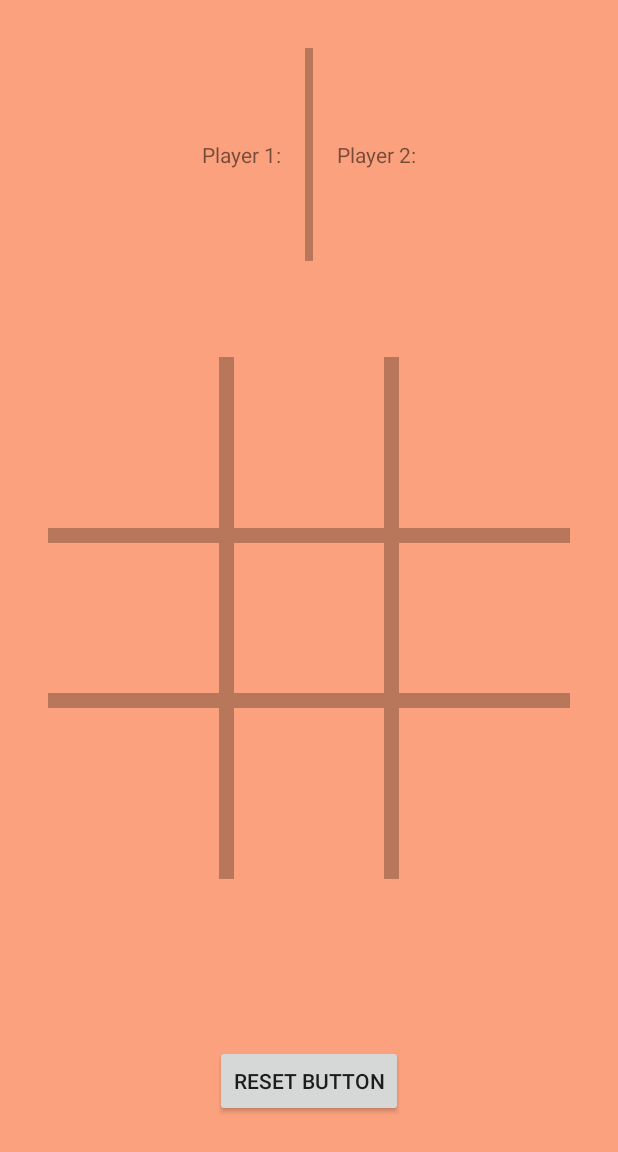
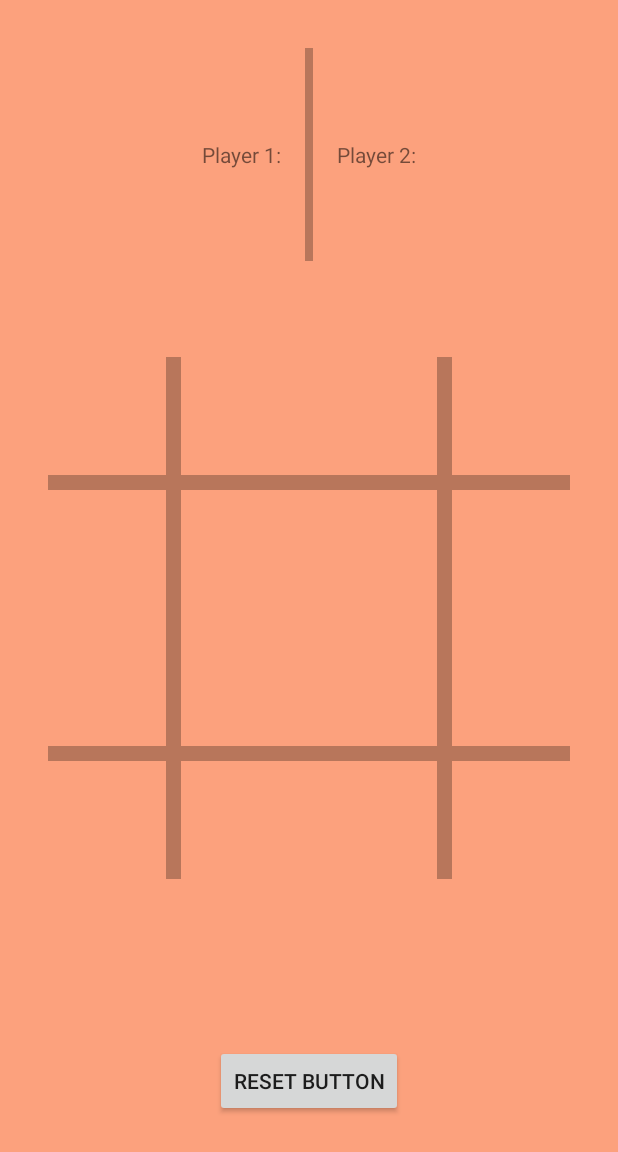
Before and after one commit to evanfaler/TicTacToe, an Android app: the screen it shows after launch (TicTacToe_Activity), on a phone screen of 412 x 824 dp. Shown: the top 1152 px of the screen. Run offline under Robolectric (Android 15) with nearby library versions, the phone set to English and light mode, and no system bars.

Commit message:
Working on making dynamic board spaces

```diff
--- a/app/src/main/java/com/dualranger/tictactoe/DrawView.java
+++ b/app/src/main/java/com/dualranger/tictactoe/DrawView.java
@@ -29,7 +29,7 @@ public class DrawView extends View {
     }
 
    public DrawView(Context context) {
-        super(context);
+       super(context);
        float valueWidthDips = 10.0f;
        int strokeWidthPix = (int)(valueWidthDips * SCALE + 0.5f);
        paint.setStrokeWidth(strokeWidthPix);
@@ -76,4 +76,16 @@ public class DrawView extends View {
 
     }
 
+    @Override
+    protected void onMeasure(int widthMeasureSpec, int heightMeasureSpec) {
+        int parentWidth = MeasureSpec.getSize(widthMeasureSpec);
+        int viewDimension = (int) Math.round(parentWidth * .3);
+        int viewWidthPix = (int)(viewDimension * SCALE);
+
+        this.getLayoutParams().width = viewWidthPix;
+        this.getLayoutParams().height = viewWidthPix;
+        super.onMeasure(widthMeasureSpec, widthMeasureSpec);
+
+    }
+
 }
--- a/app/src/main/res/layout/board.xml
+++ b/app/src/main/res/layout/board.xml
@@ -7,8 +7,8 @@
 
     <com.dualranger.tictactoe.DrawView
         android:id="@+id/space_5"
-        android:layout_width="100dp"
-        android:layout_height="100dp"
+        android:layout_width="wrap_content"
+        android:layout_height="wrap_content"
         android:layout_centerInParent="true"/>
 
     <View
@@ -49,57 +49,57 @@
 
     <com.dualranger.tictactoe.DrawView
         android:id="@+id/space_4"
-        android:layout_width="100dp"
-        android:layout_height="100dp"
+        android:layout_width="wrap_content"
+        android:layout_height="wrap_content"
         android:layout_toLeftOf="@id/left_vertical"
         android:layout_centerVertical="true"/>
 
     <com.dualranger.tictactoe.DrawView
         android:id="@+id/space_6"
-        android:layout_width="100dp"
-        android:layout_height="100dp"
+        android:layout_width="wrap_content"
+        android:layout_height="wrap_content"
         android:layout_toRightOf="@id/right_vertical"
         android:layout_centerVertical="true"/>
 
     <com.dualranger.tictactoe.DrawView
-    android:id="@+id/space_2"
-    android:layout_width="100dp"
-    android:layout_height="100dp"
-    android:layout_above="@id/top_horizontal"
-    android:layout_centerHorizontal="true"/>
+        android:id="@+id/space_2"
+        android:layout_width="wrap_content"
+        android:layout_height="wrap_content"
+        android:layout_above="@id/top_horizontal"
+        android:layout_centerHorizontal="true"/>
 
     <com.dualranger.tictactoe.DrawView
         android:id="@+id/space_1"
-        android:layout_width="100dp"
-        android:layout_height="100dp"
+        android:layout_width="wrap_content"
+        android:layout_height="wrap_content"
         android:layout_above="@id/top_horizontal"
         android:layout_toLeftOf="@id/left_vertical"/>
 
     <com.dualranger.tictactoe.DrawView
         android:id="@+id/space_3"
-        android:layout_width="100dp"
-        android:layout_height="100dp"
+        android:layout_width="wrap_content"
+        android:layout_height="wrap_content"
         android:layout_above="@id/top_horizontal"
         android:layout_toRightOf="@id/right_vertical"/>
 
     <com.dualranger.tictactoe.DrawView
         android:id="@+id/space_7"
-        android:layout_width="100dp"
-        android:layout_height="100dp"
+        android:layout_width="wrap_content"
+        android:layout_height="wrap_content"
         android:layout_below="@id/bottom_horizontal"
         android:layout_centerHorizontal="true"/>
 
     <com.dualranger.tictactoe.DrawView
         android:id="@+id/space_8"
-        android:layout_width="100dp"
-        android:layout_height="100dp"
+        android:layout_width="wrap_content"
+        android:layout_height="wrap_content"
         android:layout_below="@id/bottom_horizontal"
         android:layout_toLeftOf="@id/left_vertical"/>
 
     <com.dualranger.tictactoe.DrawView
         android:id="@+id/space_9"
-        android:layout_width="100dp"
-        android:layout_height="100dp"
+        android:layout_width="wrap_content"
+        android:layout_height="wrap_content"
         android:layout_below="@id/bottom_horizontal"
         android:layout_toRightOf="@id/right_vertical"/>
 
```
Also changed, not shown: app/src/main/java/com/dualranger/tictactoe/GameBoard_Fragment.java (+8 -0 lines), app/src/main/res/mipmap-hdpi/ic_launcher.png, app/src/main/res/mipmap-mdpi/ic_launcher.png, app/src/main/res/mipmap-xhdpi/ic_launcher.png, app/src/main/res/mipmap-xxhdpi/ic_launcher.png, app/src/main/res/mipmap-xxxhdpi/ic_launcher.png.
